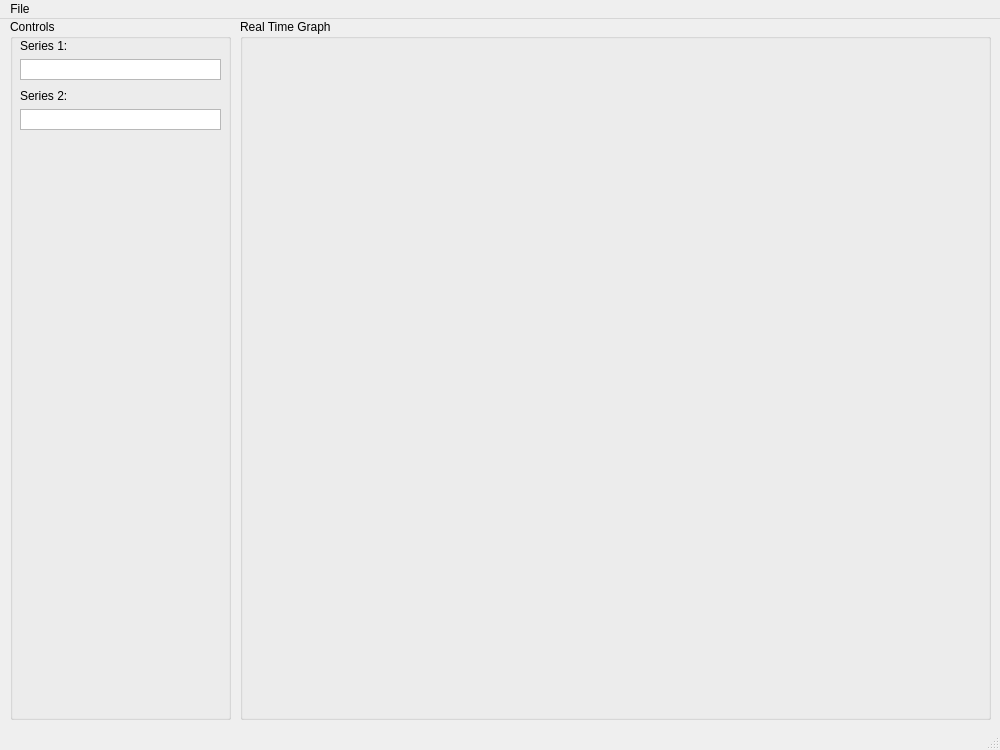
The window that autograph/gui/autograph_mainform.ui (NanoDevelopmentGroup/SANDBOX-Python-Graphing-Calculator) describes before a commit, drawn with Qt 5.
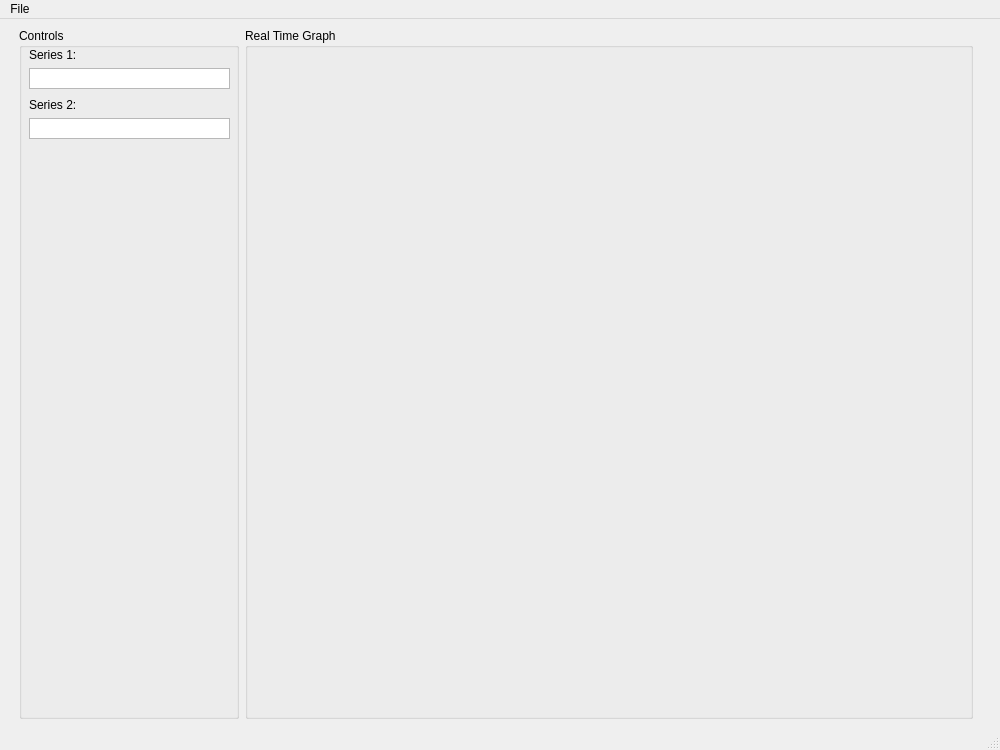
The same window after the commit.

```diff
--- a/autograph/gui/autograph_mainform.ui
+++ b/autograph/gui/autograph_mainform.ui
@@ -14,14 +14,34 @@
    <string>AutoGraph</string>
   </property>
   <widget class="QWidget" name="centralwidget">
+   <layout class="QGridLayout" name="gridLayout_2">
+    <item row="0" column="0">
+     <layout class="QHBoxLayout" name="horizontalLayout" stretch="0,0">
+      <property name="sizeConstraint">
+       <enum>QLayout::SetNoConstraint</enum>
+      </property>
+      <property name="leftMargin">
+       <number>10</number>
+      </property>
+      <property name="rightMargin">
+       <number>18</number>
+      </property>
+      <property name="bottomMargin">
+       <number>0</number>
+      </property>
+      <item>
    <widget class="QGroupBox" name="groupBox_Controls">
-    <property name="geometry">
-     <rect>
-      <x>10</x>
-      <y>0</y>
-      <width>221</width>
-      <height>701</height>
-     </rect>
+        <property name="sizePolicy">
+         <sizepolicy hsizetype="Preferred" vsizetype="Expanding">
+          <horstretch>0</horstretch>
+          <verstretch>1</verstretch>
+         </sizepolicy>
+        </property>
+        <property name="minimumSize">
+         <size>
+          <width>220</width>
+          <height>0</height>
+         </size>
     </property>
     <property name="title">
      <string>Controls</string>
@@ -89,19 +109,29 @@
      </property>
     </widget>
    </widget>
+      </item>
+      <item>
    <widget class="QGroupBox" name="groupBox_Graph">
-    <property name="geometry">
-     <rect>
-      <x>240</x>
-      <y>0</y>
-      <width>751</width>
-      <height>701</height>
-     </rect>
+        <property name="sizePolicy">
+         <sizepolicy hsizetype="Expanding" vsizetype="Expanding">
+          <horstretch>1</horstretch>
+          <verstretch>1</verstretch>
+         </sizepolicy>
+        </property>
+        <property name="minimumSize">
+         <size>
+          <width>600</width>
+          <height>450</height>
+         </size>
     </property>
     <property name="title">
      <string>Real Time Graph</string>
     </property>
    </widget>
+      </item>
+     </layout>
+    </item>
+   </layout>
   </widget>
   <widget class="QMenuBar" name="menubar">
    <property name="geometry">
```
Left out of the diff: 15 changed lines with no effect on the pictures. Lines whose indentation alone changed are shown as unchanged.
